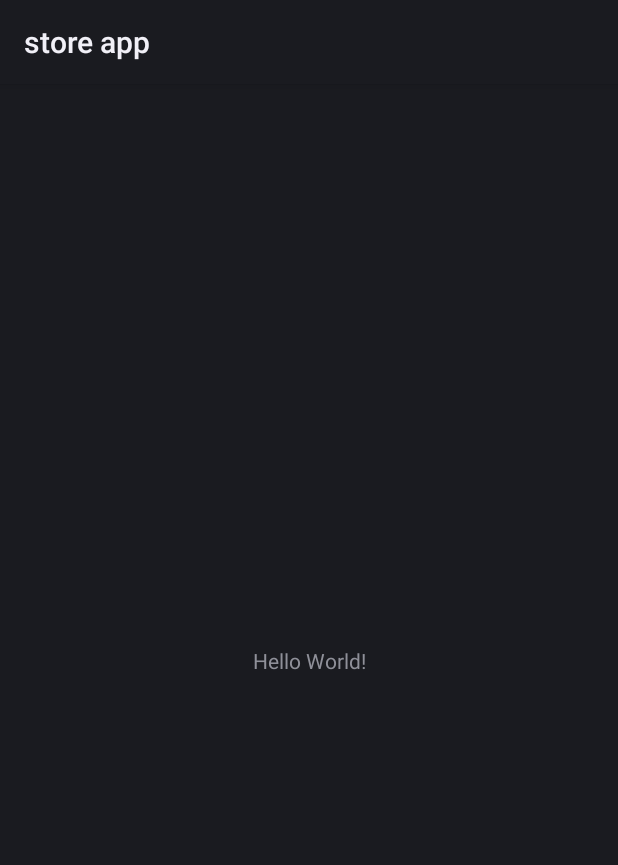
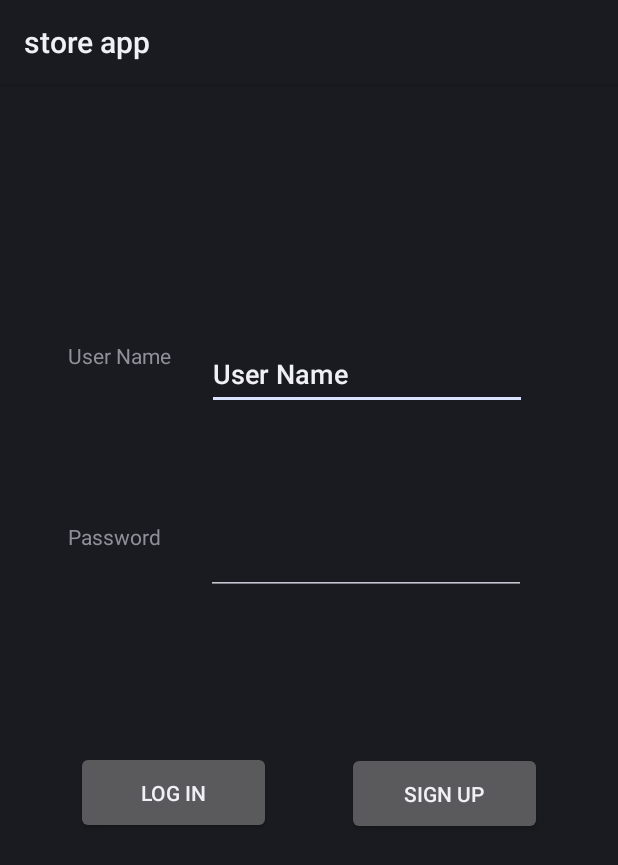
Before and after one commit to ghazi-ms/store-app, an Android app: the layout activity_main.xml on its own in the app's theme, with its tools: preview values and no code run, on a phone screen of 412 x 824 dp. Shown: the top 865 px of the screen. Run offline under Robolectric (Android 15) with nearby library versions, the phone set to English and light mode, and no system bars.

Commit message:
added first interfaces

```diff
--- a/app/src/main/AndroidManifest.xml
+++ b/app/src/main/AndroidManifest.xml
@@ -10,6 +10,9 @@
         android:supportsRtl="true"
         android:theme="@style/Theme.StoreApp">
         <activity
+            android:name=".sign_up"
+            android:exported="false" />
+        <activity
             android:name=".MainActivity"
             android:exported="true">
             <intent-filter>
--- a/app/src/main/res/layout/activity_main.xml
+++ b/app/src/main/res/layout/activity_main.xml
@@ -7,12 +7,90 @@
     tools:context=".MainActivity">
 
     <TextView
+        android:id="@+id/textView3"
+        android:layout_width="91dp"
+        android:layout_height="41dp"
+        android:layout_marginStart="45dp"
+        android:layout_marginEnd="275dp"
+        android:layout_marginBottom="421dp"
+        android:text="Password"
+        app:layout_constraintBottom_toBottomOf="parent"
+        app:layout_constraintEnd_toEndOf="parent"
+        app:layout_constraintStart_toStartOf="parent"
+        app:layout_constraintTop_toBottomOf="@+id/textView" />
+
+    <TextView
+        android:id="@+id/textView"
+        android:layout_width="91dp"
+        android:layout_height="41dp"
+        android:layout_marginStart="45dp"
+        android:layout_marginTop="158dp"
+        android:layout_marginEnd="275dp"
+        android:layout_marginBottom="66dp"
+        android:text="User Name"
+        app:layout_constraintBottom_toTopOf="@+id/textView3"
+        app:layout_constraintEnd_toEndOf="parent"
+        app:layout_constraintHorizontal_bias="0.0"
+        app:layout_constraintStart_toStartOf="parent"
+        app:layout_constraintTop_toTopOf="parent" />
+
+    <EditText
+        android:id="@+id/User_name"
         android:layout_width="wrap_content"
         android:layout_height="wrap_content"
-        android:text="Hello World!"
-        app:layout_constraintBottom_toBottomOf="parent"
-        app:layout_constraintLeft_toLeftOf="parent"
-        app:layout_constraintRight_toRightOf="parent"
+        android:layout_marginStart="3dp"
+        android:layout_marginTop="159dp"
+        android:layout_marginEnd="63dp"
+        android:layout_marginBottom="65dp"
+        android:ems="10"
+        android:inputType="textPersonName"
+        android:minHeight="48dp"
+        android:text="User Name"
+        app:layout_constraintBottom_toTopOf="@+id/User_password"
+        app:layout_constraintEnd_toEndOf="parent"
+        app:layout_constraintStart_toEndOf="@+id/textView"
         app:layout_constraintTop_toTopOf="parent" />
 
+    <EditText
+        android:id="@+id/User_password"
+        android:layout_width="wrap_content"
+        android:layout_height="wrap_content"
+        android:layout_marginStart="2dp"
+        android:layout_marginEnd="63dp"
+        android:layout_marginBottom="417dp"
+        android:ems="10"
+        android:inputType="textPassword"
+        android:minHeight="48dp"
+        app:layout_constraintBottom_toBottomOf="parent"
+        app:layout_constraintEnd_toEndOf="parent"
+        app:layout_constraintStart_toEndOf="@+id/textView3"
+        app:layout_constraintTop_toBottomOf="@+id/User_name"
+        tools:ignore="SpeakableTextPresentCheck" />
+
+    <Button
+        android:id="@+id/log_in"
+        android:layout_width="130dp"
+        android:layout_height="55dp"
+        android:layout_marginTop="99dp"
+        android:layout_marginBottom="263dp"
+        android:text="Log in"
+        app:layout_constraintBottom_toBottomOf="parent"
+        app:layout_constraintEnd_toStartOf="@+id/sign_up"
+        app:layout_constraintHorizontal_bias="0.5"
+        app:layout_constraintStart_toStartOf="parent"
+        app:layout_constraintTop_toBottomOf="@+id/User_password" />
+
+    <Button
+        android:id="@+id/sign_up"
+        android:layout_width="130dp"
+        android:layout_height="55dp"
+        android:layout_marginTop="100dp"
+        android:layout_marginBottom="263dp"
+        android:text="Sign up"
+        app:layout_constraintBottom_toBottomOf="parent"
+        app:layout_constraintEnd_toEndOf="parent"
+        app:layout_constraintHorizontal_bias="0.5"
+        app:layout_constraintStart_toEndOf="@+id/log_in"
+        app:layout_constraintTop_toBottomOf="@+id/User_password" />
+
 </androidx.constraintlayout.widget.ConstraintLayout>
```
Also changed, not shown: app/src/main/java/com/example/storeapp/MainActivity.kt (+10 -0 lines), app/src/main/java/com/example/storeapp/sign_up.kt (added, +11 -0 lines), app/src/main/res/layout/activity_sign_up.xml (added, +127 -0 lines).
